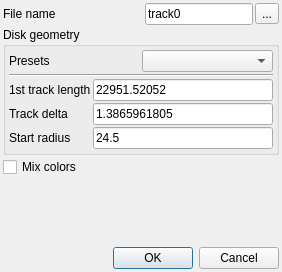
Before: the Qt Designer form src/createtrackdialog.ui in SuperNeotendo/cdimage, drawn with Qt 5.
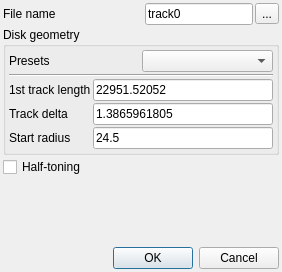
After: the same form once the commit is applied.

Diff of the .ui file:
```diff
--- a/src/createtrackdialog.ui
+++ b/src/createtrackdialog.ui
@@ -177,7 +177,7 @@
    <item>
     <widget class="QCheckBox" name="cbMixColors">
      <property name="text">
-      <string>Mix colors</string>
+      <string>Half-toning</string>
      </property>
     </widget>
    </item>
```
